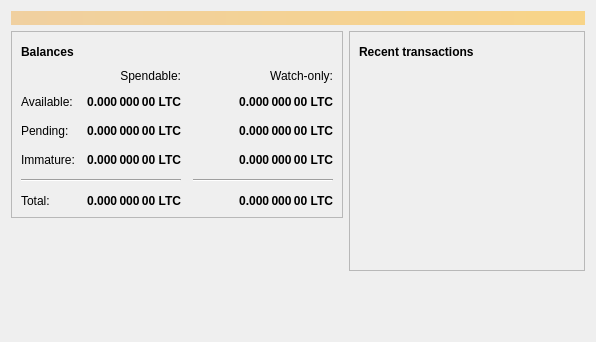
Above: src/qt/forms/overviewpage.ui from mooncoincore/wallet before the change. Below: the same form after it.
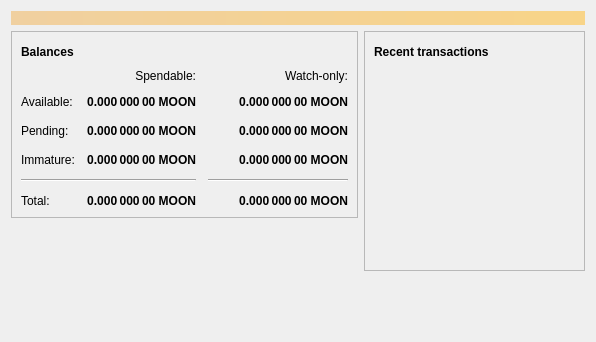
That is the form after the change. Icons and pictures are not drawn.

```diff
--- a/src/qt/forms/overviewpage.ui
+++ b/src/qt/forms/overviewpage.ui
@@ -129,7 +129,7 @@
                <string>Unconfirmed transactions to watch-only addresses</string>
               </property>
               <property name="text">
-               <string notr="true">0.000 000 00 LTC</string>
+               <string notr="true">0.000 000 00 MOON</string>
               </property>
               <property name="alignment">
                <set>Qt::AlignRight|Qt::AlignTrailing|Qt::AlignVCenter</set>
@@ -154,7 +154,7 @@
                <string>Total of transactions that have yet to be confirmed, and do not yet count toward the spendable balance</string>
               </property>
               <property name="text">
-               <string notr="true">0.000 000 00 LTC</string>
+               <string notr="true">0.000 000 00 MOON</string>
               </property>
               <property name="alignment">
                <set>Qt::AlignRight|Qt::AlignTrailing|Qt::AlignVCenter</set>
@@ -179,7 +179,7 @@
                <string>Mined balance in watch-only addresses that has not yet matured</string>
               </property>
               <property name="text">
-               <string notr="true">0.000 000 00 LTC</string>
+               <string notr="true">0.000 000 00 MOON</string>
               </property>
               <property name="alignment">
                <set>Qt::AlignRight|Qt::AlignTrailing|Qt::AlignVCenter</set>
@@ -237,7 +237,7 @@
                <string>Mined balance that has not yet matured</string>
               </property>
               <property name="text">
-               <string notr="true">0.000 000 00 LTC</string>
+               <string notr="true">0.000 000 00 MOON</string>
               </property>
               <property name="alignment">
                <set>Qt::AlignRight|Qt::AlignTrailing|Qt::AlignVCenter</set>
@@ -282,7 +282,7 @@
                <string>Your current total balance</string>
               </property>
               <property name="text">
-               <string notr="true">0.000 000 00 LTC</string>
+               <string notr="true">0.000 000 00 MOON</string>
               </property>
               <property name="alignment">
                <set>Qt::AlignRight|Qt::AlignTrailing|Qt::AlignVCenter</set>
@@ -307,7 +307,7 @@
                <string>Current total balance in watch-only addresses</string>
               </property>
               <property name="text">
-               <string notr="true">0.000 000 00 LTC</string>
+               <string notr="true">0.000 000 00 MOON</string>
               </property>
               <property name="alignment">
                <set>Qt::AlignRight|Qt::AlignTrailing|Qt::AlignVCenter</set>
@@ -349,7 +349,7 @@
                <string>Your current spendable balance</string>
               </property>
               <property name="text">
-               <string notr="true">0.000 000 00 LTC</string>
+               <string notr="true">0.000 000 00 MOON</string>
               </property>
               <property name="alignment">
                <set>Qt::AlignRight|Qt::AlignTrailing|Qt::AlignVCenter</set>
@@ -374,7 +374,7 @@
                <string>Your current balance in watch-only addresses</string>
               </property>
               <property name="text">
-               <string notr="true">0.000 000 00 LTC</string>
+               <string notr="true">0.000 000 00 MOON</string>
               </property>
               <property name="alignment">
                <set>Qt::AlignRight|Qt::AlignTrailing|Qt::AlignVCenter</set>
```
Left out of the diff: 16 changed lines with no effect on the pictures.
